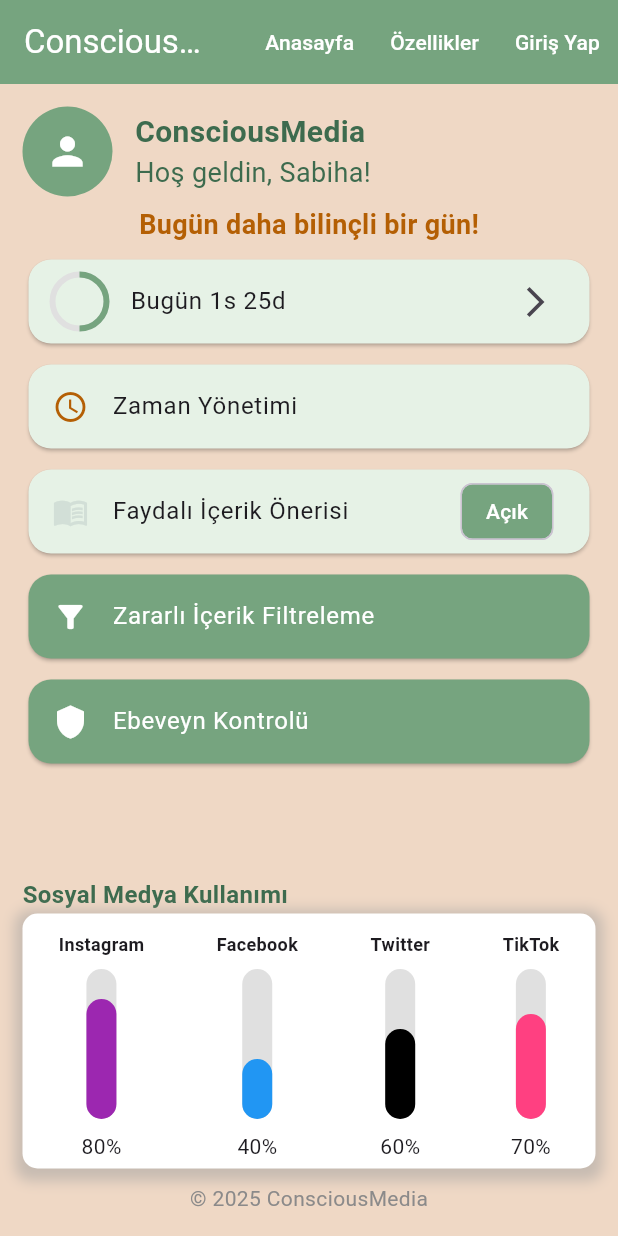
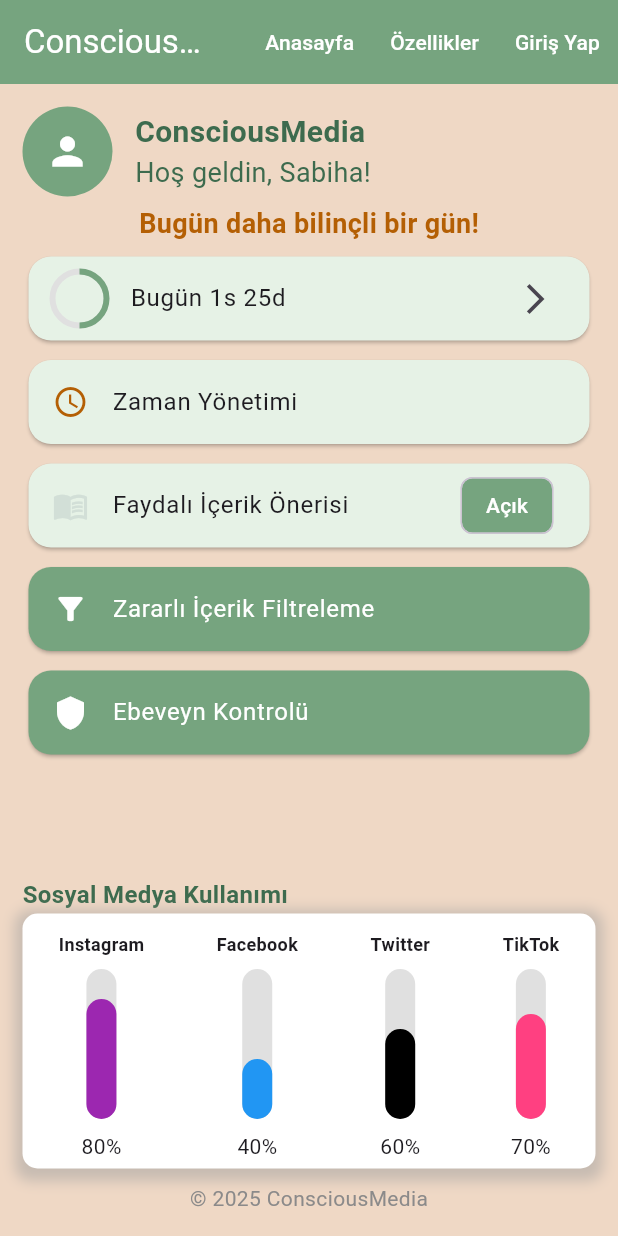
Before and after one commit to SabihaKrcvsgl/ConsciousMedia, a Flutter app: the screen it shows after launch, on a phone screen of 412 x 824 dp. Run offline on Flutter 3.47's test engine with Material 3 defaults, Android fonts, the phone set to English and light mode, and no system bars; our stand-ins replace firebase_core; accounts and stored records are empty.

Commit message:
Boyut ve yerleşim düzenlemeleri yapıldı

```diff
--- a/lib/home_page.dart
+++ b/lib/home_page.dart
@@ -74,7 +74,7 @@
                   ),
                 ],
               ),
-              SizedBox(height: 6),
+              SizedBox(height: 5),
 
               // Motivasyon
               Center(
@@ -87,7 +87,7 @@
                   ),
                 ),
               ),
-              SizedBox(height: 6),
+              SizedBox(height: 5),
 
               // Kullanım süresi kartı
               _buildCard(
@@ -110,7 +110,7 @@
                   },
                 ),
               ),
-              SizedBox(height: 6),
+              SizedBox(height: 5),
 
               // Zaman Yönetimi kartı
               _buildCard(
@@ -126,7 +126,7 @@
                   },
                 ),
               ),
-              SizedBox(height: 6),
+              SizedBox(height: 5),
 
               // Faydalı İçerik kartı
               _buildCard(
@@ -147,7 +147,7 @@
                   },
                 ),
               ),
-              SizedBox(height: 6),
+              SizedBox(height: 5),
 
               // Zararlı İçerik kartı
               _buildColoredCard(
@@ -161,7 +161,7 @@
                   );
                 },
               ),
-              SizedBox(height: 6),
+              SizedBox(height: 5),
 
               // Ebeveyn Kontrolü kartı
               _buildColoredCard(
```
Also changed, not shown: 2 other files.
